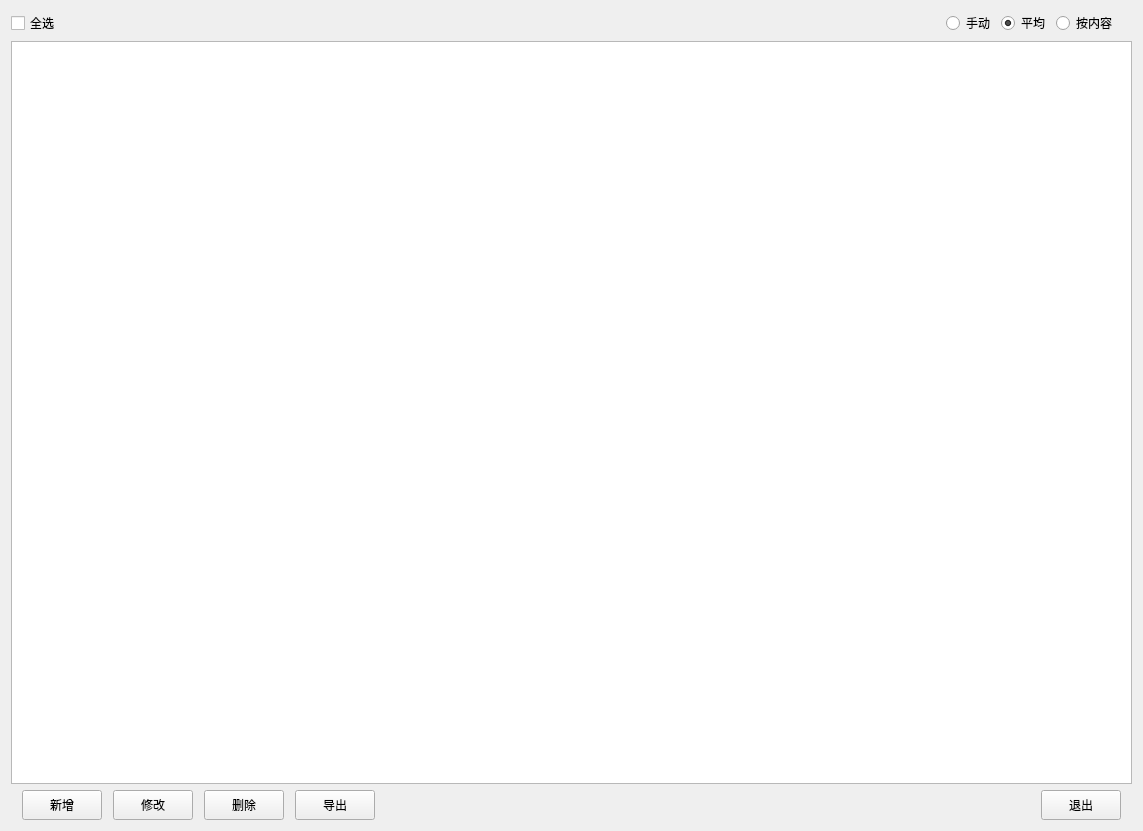
Qt form Qt/ERP/formsuppliermanage.ui (superp2017/NTERP) before a commit.
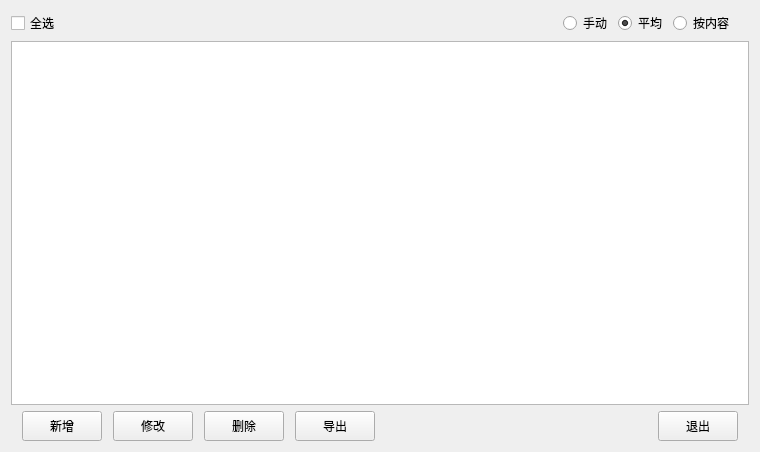
The same form after that commit. Custom widgets are drawn as their Qt base class.

Patch:
```diff
--- a/Qt/ERP/formsuppliermanage.ui
+++ b/Qt/ERP/formsuppliermanage.ui
@@ -6,8 +6,8 @@
    <rect>
     <x>0</x>
     <y>0</y>
-    <width>1143</width>
-    <height>831</height>
+    <width>760</width>
+    <height>452</height>
    </rect>
   </property>
   <property name="windowTitle">
```
Left out of the diff: 2 changed lines with no effect on the pictures.
